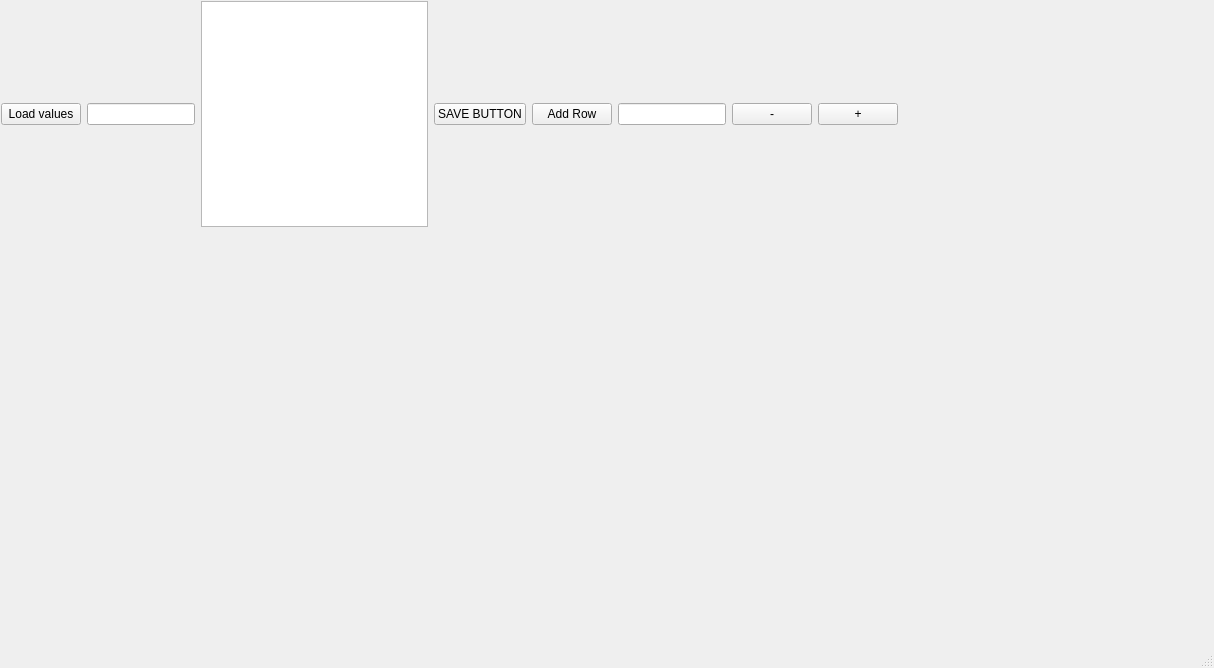
Old version of the form mainwindow.ui in the repository Sangameeee/cmmsMini.
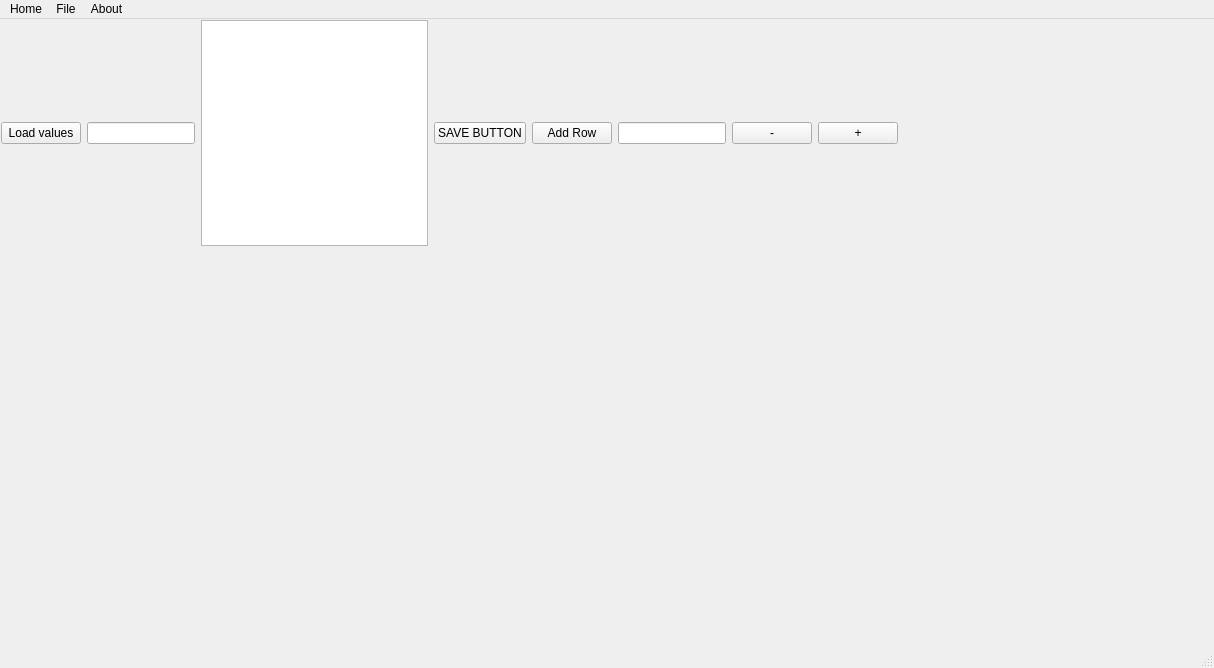
New version of the form. Icons and pictures are not drawn.

```diff
--- a/mainwindow.ui
+++ b/mainwindow.ui
@@ -146,6 +146,29 @@
      <height>25</height>
     </rect>
    </property>
+   <widget class="QMenu" name="menuFile">
+    <property name="title">
+     <string>File</string>
+    </property>
+    <addaction name="actionSave"/>
+    <addaction name="actionLoad"/>
+    <addaction name="actionPrint"/>
+    <addaction name="clear"/>
+   </widget>
+   <widget class="QMenu" name="menuAbout">
+    <property name="title">
+     <string>About</string>
+    </property>
+    <addaction name="actionQt_Version"/>
+   </widget>
+   <widget class="QMenu" name="menuHome">
+    <property name="title">
+     <string>Home</string>
+    </property>
+   </widget>
+   <addaction name="menuHome"/>
+   <addaction name="menuFile"/>
+   <addaction name="menuAbout"/>
   </widget>
   <widget class="QStatusBar" name="statusbar"/>
  </widget>
```
Left out of the diff: 47 changed lines with no effect on the pictures.
